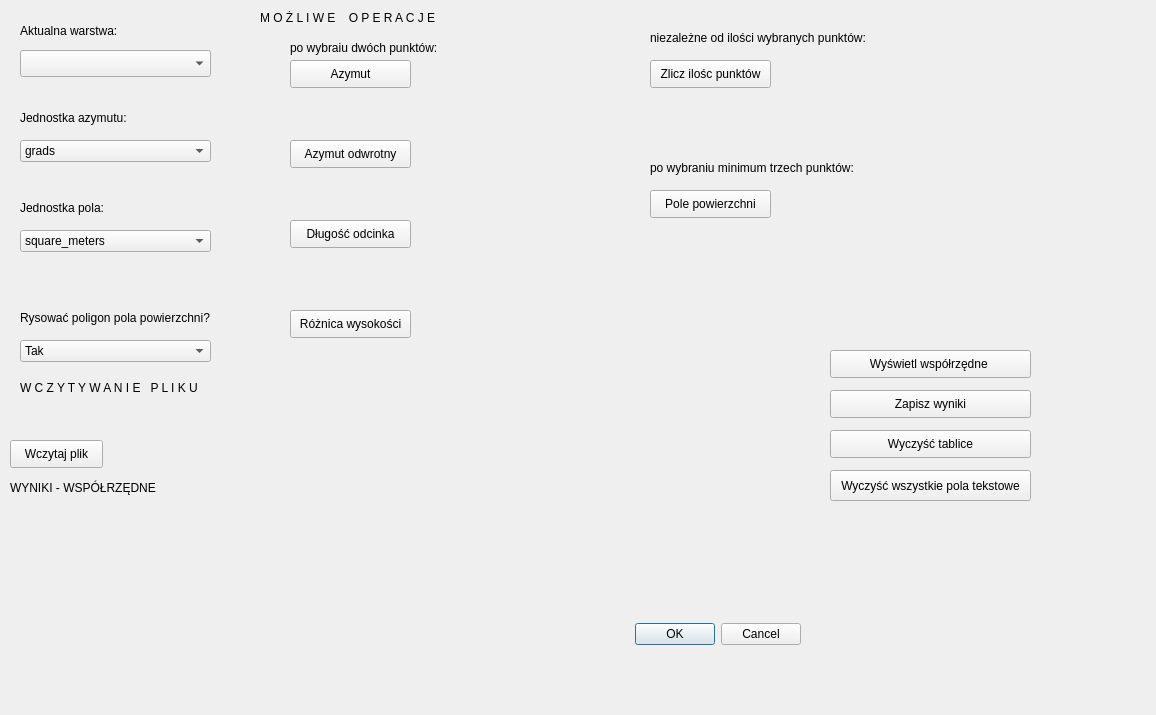
Before: the Qt Designer form wtyczkaoa/wtyczkaoa_dialog_base.ui in ozubrzycka/projekt2_wtyczka, drawn with Qt 5.
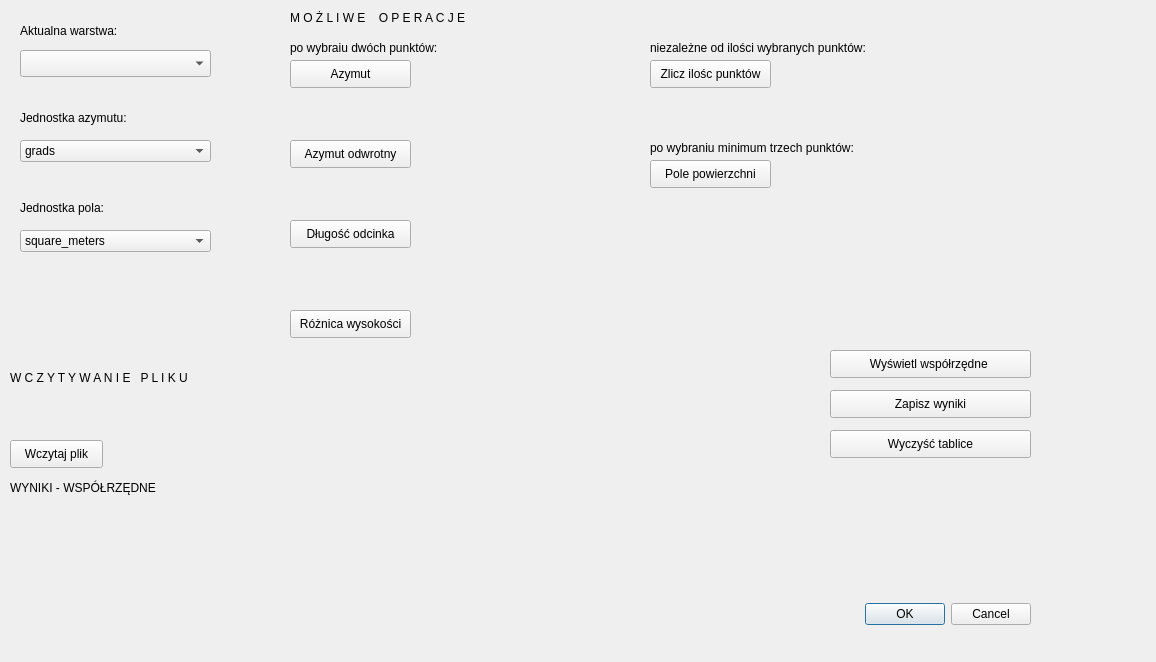
After: the same form once the commit is applied. Custom widgets are drawn as their Qt base class.

Commit message: warstwa wizualna wtyczki drobna zmiana

Diff of the .ui file:
```diff
--- a/wtyczkaoa/wtyczkaoa_dialog_base.ui
+++ b/wtyczkaoa/wtyczkaoa_dialog_base.ui
@@ -7,7 +7,7 @@
     <x>0</x>
     <y>0</y>
     <width>1156</width>
-    <height>715</height>
+    <height>662</height>
    </rect>
   </property>
   <property name="windowTitle">
@@ -102,39 +102,6 @@
     </property>
    </item>
   </widget>
-  <widget class="QLabel" name="polygon_name">
-   <property name="geometry">
-    <rect>
-     <x>20</x>
-     <y>310</y>
-     <width>211</width>
-     <height>16</height>
-    </rect>
-   </property>
-   <property name="text">
-    <string>Rysować poligon pola powierzchni?</string>
-   </property>
-  </widget>
-  <widget class="QComboBox" name="polygon_selection">
-   <property name="geometry">
-    <rect>
-     <x>20</x>
-     <y>340</y>
-     <width>191</width>
-     <height>22</height>
-    </rect>
-   </property>
-   <item>
-    <property name="text">
-     <string>Tak</string>
-    </property>
-   </item>
-   <item>
-    <property name="text">
-     <string>Nie</string>
-    </property>
-   </item>
-  </widget>
   <widget class="QgsMapLayerComboBox" name="mMapLayerComboBox_layers">
    <property name="geometry">
     <rect>
@@ -148,7 +115,7 @@
   <widget class="QLabel" name="possible_operations">
    <property name="geometry">
     <rect>
-     <x>260</x>
+     <x>290</x>
      <y>10</y>
      <width>221</width>
      <height>16</height>
@@ -227,7 +194,7 @@
    <property name="geometry">
     <rect>
      <x>650</x>
-     <y>160</y>
+     <y>140</y>
      <width>231</width>
      <height>16</height>
     </rect>
@@ -240,7 +207,7 @@
    <property name="geometry">
     <rect>
      <x>650</x>
-     <y>190</y>
+     <y>160</y>
      <width>121</width>
      <height>28</height>
     </rect>
@@ -253,7 +220,7 @@
    <property name="geometry">
     <rect>
      <x>650</x>
-     <y>30</y>
+     <y>40</y>
      <width>231</width>
      <height>16</height>
     </rect>
@@ -278,8 +245,8 @@
   <widget class="QLabel" name="load_file_name">
    <property name="geometry">
     <rect>
-     <x>20</x>
-     <y>380</y>
+     <x>10</x>
+     <y>370</y>
      <width>221</width>
      <height>16</height>
     </rect>
@@ -363,19 +330,6 @@
     <string>Zapisz wyniki</string>
    </property>
   </widget>
-  <widget class="QPushButton" name="reset_all">
-   <property name="geometry">
-    <rect>
-     <x>830</x>
-     <y>470</y>
-     <width>201</width>
-     <height>31</height>
-    </rect>
-   </property>
-   <property name="text">
-    <string>Wyczyść wszystkie pola tekstowe</string>
-   </property>
-  </widget>
   <widget class="QLabel" name="coordinates">
    <property name="geometry">
     <rect>
@@ -392,9 +346,9 @@
   <widget class="QDialogButtonBox" name="close_button">
    <property name="geometry">
     <rect>
-     <x>600</x>
-     <y>620</y>
-     <width>201</width>
+     <x>820</x>
+     <y>600</y>
+     <width>211</width>
      <height>28</height>
     </rect>
    </property>
```
